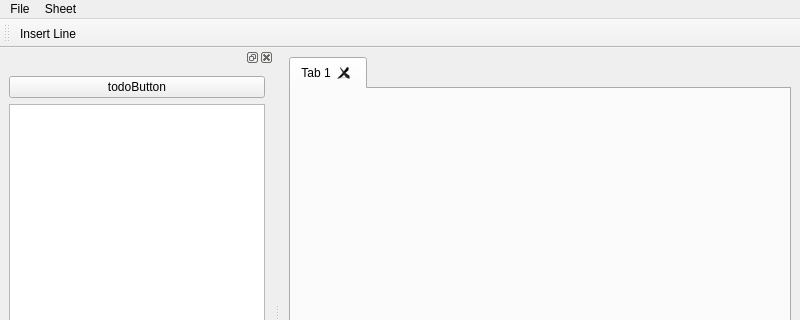
Before: the Qt Designer form src/ui/mainwindow.ui in schim-app/schim, drawn with Qt 5; both pictures show x 0 to 800 and y 0 to 320 of the 800 by 600 pixel window.
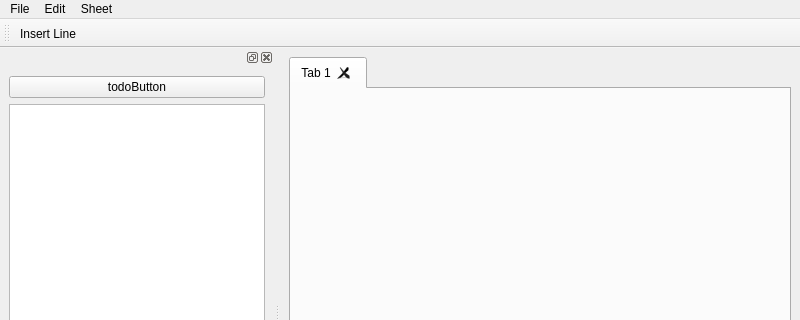
After: the same form once the commit is applied. Icons and pictures are not drawn. Custom widgets are drawn as their Qt base class.

The edit to the form file:
```diff
--- a/src/ui/mainwindow.ui
+++ b/src/ui/mainwindow.ui
@@ -89,8 +89,18 @@
     </property>
     <addaction name="actionNew"/>
     <addaction name="actionOpen"/>
+    <addaction name="actionSave"/>
+    <addaction name="actionSaveAs"/>
+   </widget>
+   <widget class="QMenu" name="menuEdit">
+    <property name="title">
+     <string>Edit</string>
+    </property>
+    <addaction name="actionUndoInSheet"/>
+    <addaction name="actionRedoInSheet"/>
    </widget>
    <addaction name="menuFile"/>
+   <addaction name="menuEdit"/>
    <addaction name="menuSheet"/>
   </widget>
   <widget class="QStatusBar" name="statusbar"/>
```
Left out of the diff: 38 changed lines with no effect on the pictures.
